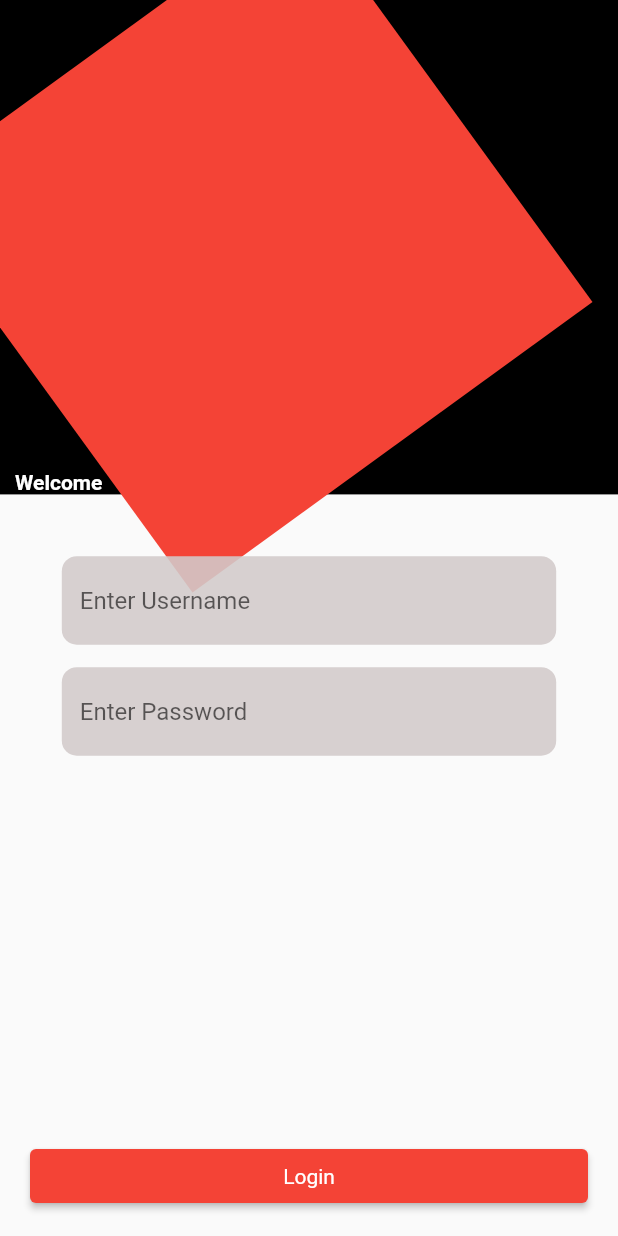
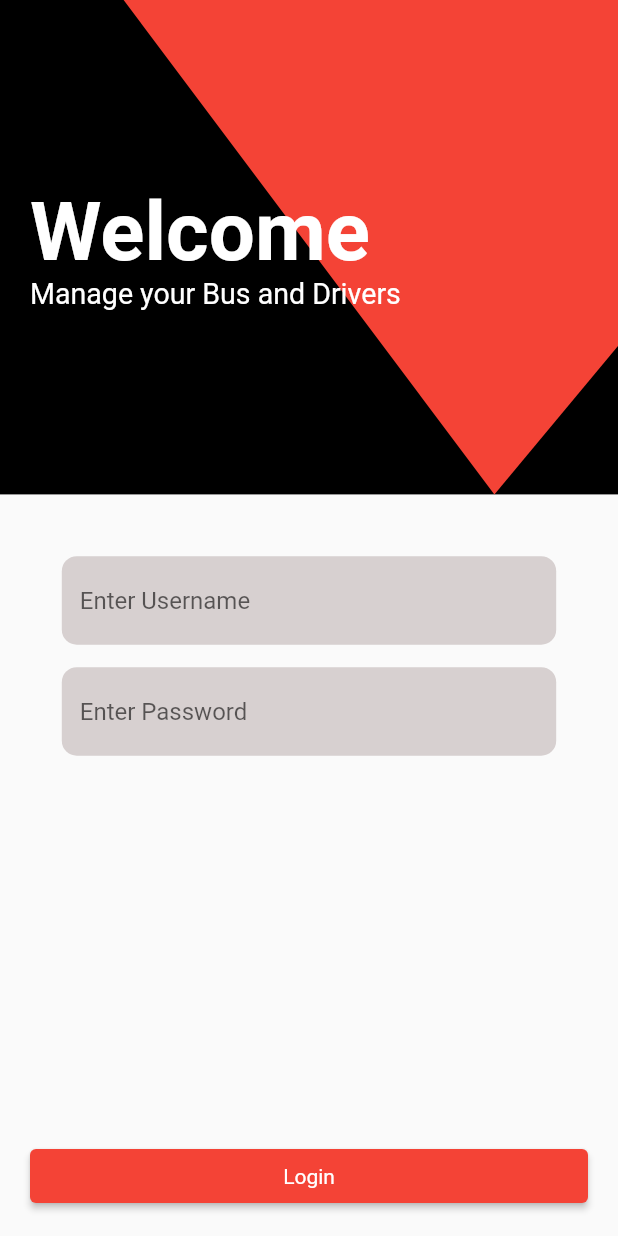
Before and after one commit to sidha6th/moovbe, a Flutter app: the screen it shows after launch, on a phone screen of 412 x 824 dp. Run offline on Flutter 3.47's test engine with Material 2 defaults, Android fonts, the phone set to English and light mode, and no system bars; our stand-ins replace dio, get, get_storage; accounts and stored records are empty.

Commit message:
custom painter add for responsive login head section

```diff
--- a/lib/extra/exports/exports.dart
+++ b/lib/extra/exports/exports.dart
@@ -39,3 +39,4 @@ export 'package:moovbe/view_model/driver_detail_view_model/driver_detail_state.d
 export 'package:moovbe/view_model/login_view_model/login_controller.dart';
 export 'package:moovbe/view_model/login_view_model/login_state.dart';
 export 'package:moovbe/view_model/splash_view_model/splash_controller.dart';
+export 'package:moovbe/view/screen_login/widgets/welcome_canvas_widget.dart';
--- a/lib/main.dart
+++ b/lib/main.dart
@@ -18,7 +18,7 @@ class MyApp extends StatelessWidget {
       theme: ThemeData(
         primarySwatch: Colors.grey,
       ),
-      home: const SplashScreen(),
+      home: const LoginScreen(),
     );
   }
 }
--- a/lib/view/screen_login/widgets/top_stack_welcome_widget.dart
+++ b/lib/view/screen_login/widgets/top_stack_welcome_widget.dart
@@ -11,44 +11,42 @@ class TopStackWelcomeWidget extends StatelessWidget {
       color: black,
       width: double.infinity,
       height: context.getSize().height * 0.4,
-      child: Stack(
-        children: <Widget>[
-          Transform.rotate(
-            angle: pi * 0.30,
-            child: Container(
-              width: context.getSize().height * 0.4,
-              height: double.infinity,
-              color: red,
+      child: CustomPaint(
+        painter: WelcomeCanvas(),
+        child: Align(
+          alignment: Alignment.bottomLeft,
+          child: Padding(
+            padding: const EdgeInsets.only(
+              left: 20,
             ),
-          ),
-          Positioned(
-            bottom: 0,
-            left: 10,
             child: Column(
-              children: const <Widget>[
-                CustomTextWidget(
-                  text: 'Welcome',
-                  weight: FontWeight.bold,
-                  color: white,
+              mainAxisAlignment: MainAxisAlignment.center,
+              crossAxisAlignment: CrossAxisAlignment.start,
+              children: <Widget>[
+                SizedBox(
+                  width: context.getSize().width * 0.55,
+                  child: const FittedBox(
+                    child: CustomTextWidget(
+                      text: 'Welcome',
+                      color: white,
+                      weight: FontWeight.bold,
+                    ),
+                  ),
+                ),
+                SizedBox(
+                  width: context.getSize().width * 0.6,
+                  child: const FittedBox(
+                    child: CustomTextWidget(
+                      text: 'Manage your Bus and Drivers',
+                      color: white,
+                    ),
+                  ),
                 ),
               ],
             ),
           ),
-        ],
+        ),
       ),
     );
   }
 }
-
-// class Sample extends CustomPainter {
-//   @override
-//   void paint(Canvas canvas, Size size) {
-//     Paint paint = Paint()
-//       ..color = red
-//       ..style = PaintingStyle.fill;
-//       //canvas.drawPoints(PointMode.points, paint);
-//   }
-
-//   @override
-//   bool shouldRepaint(covariant CustomPainter oldDelegate) => false;
-// }
```
Also changed, not shown: lib/view/screen_login/widgets/welcome_canvas_widget.dart (added, +32 -0 lines).
